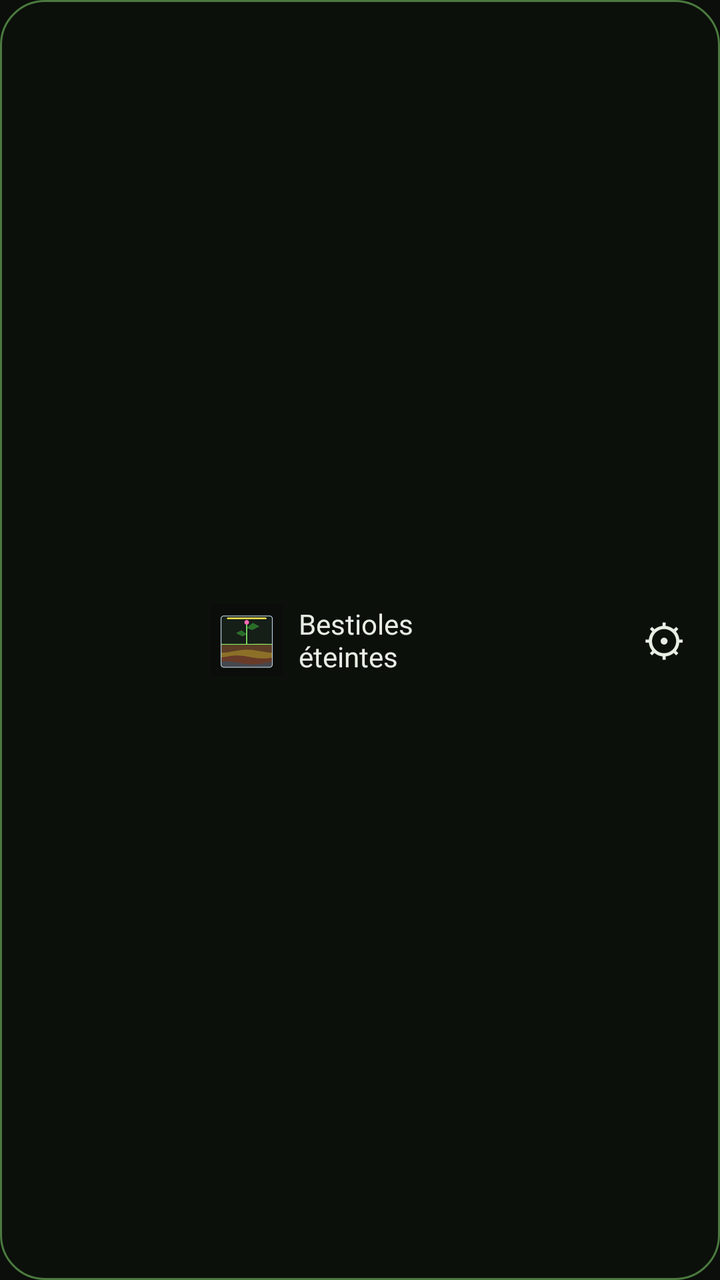
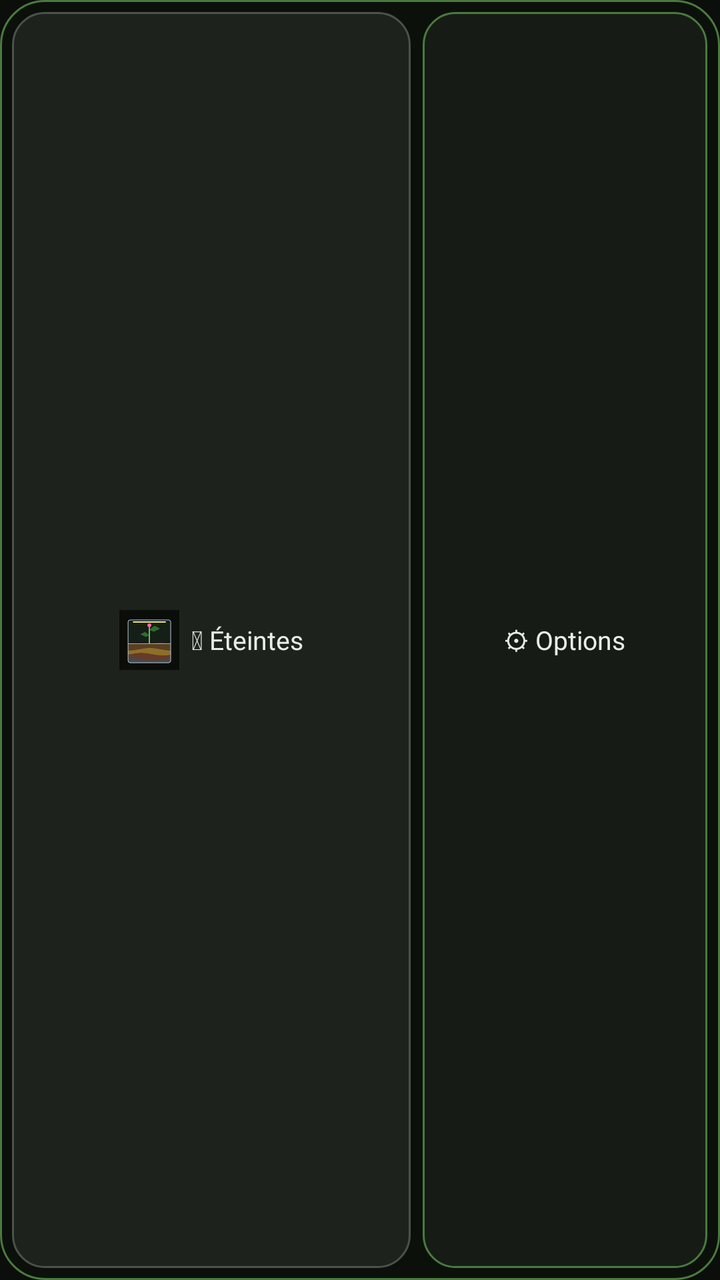

An Android layout rendered at two revisions. The XML below is the earlier revision; the diff shows what the commit changed to produce the second picture.
<!-- AndroidManifest.xml: application theme Theme.Bestioles -->
<!-- res/layout/widget.xml -->
<?xml version="1.0" encoding="utf-8"?>
<LinearLayout xmlns:android="http://schemas.android.com/apk/res/android"
    android:layout_width="match_parent" android:layout_height="match_parent"
    android:orientation="horizontal" android:gravity="center_vertical"
    android:background="@drawable/fond_widget" android:padding="6dp">
<LinearLayout
    android:id="@+id/widget_bouton"
    android:layout_width="0dp" android:layout_weight="1" android:layout_height="match_parent"
    android:orientation="horizontal" android:gravity="center">
    <ImageView android:id="@+id/widget_icone" android:layout_width="36dp" android:layout_height="36dp"
        android:src="@mipmap/ic_launcher" android:contentDescription="@string/app_name" />
    <TextView android:id="@+id/widget_texte"
        android:layout_width="wrap_content" android:layout_height="wrap_content"
        android:layout_marginStart="8dp" android:textColor="#FFE8EEE4" android:textSize="14sp"
        android:text="Bestioles\néteintes" />
</LinearLayout>
    
    <TextView android:id="@+id/widget_options"
        android:layout_width="44dp" android:layout_height="44dp" android:layout_marginStart="4dp"
        android:gravity="center" android:text="⚙" android:textSize="22sp" android:textColor="#FFE8EEE4"
        android:contentDescription="Options des bestioles" />
</LinearLayout>
<!-- resources referenced by this layout -->
<resources>
  <!-- drawable fond_widget (drawable) -->
  <?xml version="1.0" encoding="utf-8"?>
  <shape xmlns:android="http://schemas.android.com/apk/res/android" android:shape="rectangle">
      <solid android:color="#E60D110C" />
      <stroke android:width="1dp" android:color="#FF4A7A3E" />
      <corners android:radius="22dp" />
  </shape>
  <!-- mipmap ic_launcher: png bitmap (mipmap, 6857 bytes) -->
  <string name="app_name">Bestioles</string>
  <style name="Theme.Bestioles" parent="@android:style/Theme.Material.NoActionBar">
          <item name="android:colorAccent">#FFE94D</item>
          <item name="android:windowBackground">@color/fond</item>
          <item name="android:statusBarColor">@color/fond</item>
      </style>
  <color name="fond">#FF0B0E0A</color>
</resources>

<!-- the commit's change to res/layout/widget.xml (unified diff, before → after) -->
@@ -3,20 +3,26 @@
     android:layout_width="match_parent" android:layout_height="match_parent"
     android:orientation="horizontal" android:gravity="center_vertical"
     android:background="@drawable/fond_widget" android:padding="6dp">
-<LinearLayout
-    android:id="@+id/widget_bouton"
-    android:layout_width="0dp" android:layout_weight="1" android:layout_height="match_parent"
-    android:orientation="horizontal" android:gravity="center">
-    <ImageView android:id="@+id/widget_icone" android:layout_width="36dp" android:layout_height="36dp"
-        android:src="@mipmap/ic_launcher" android:contentDescription="@string/app_name" />
-    <TextView android:id="@+id/widget_texte"
-        android:layout_width="wrap_content" android:layout_height="wrap_content"
-        android:layout_marginStart="8dp" android:textColor="#FFE8EEE4" android:textSize="14sp"
-        android:text="Bestioles\néteintes" />
+    <LinearLayout
+        android:id="@+id/widget_bouton"
+        android:layout_width="0dp" android:layout_weight="1.4" android:layout_height="match_parent"
+        android:orientation="horizontal" android:gravity="center"
+        android:background="@drawable/bouton_off" android:paddingStart="6dp" android:paddingEnd="6dp">
+        <ImageView android:id="@+id/widget_icone" android:layout_width="30dp" android:layout_height="30dp"
+            android:src="@mipmap/ic_launcher" android:contentDescription="@string/app_name" />
+        <TextView android:id="@+id/widget_texte"
+            android:layout_width="wrap_content" android:layout_height="wrap_content"
+            android:layout_marginStart="6dp" android:textColor="#FFE8EEE4" android:textSize="13sp"
+            android:text="⏻ Éteintes" />
+    </LinearLayout>
+    <LinearLayout
+        android:id="@+id/widget_options"
+        android:layout_width="0dp" android:layout_weight="1" android:layout_height="match_parent"
+        android:layout_marginStart="6dp"
+        android:orientation="horizontal" android:gravity="center"
+        android:background="@drawable/bouton_options">
+        <TextView android:layout_width="wrap_content" android:layout_height="wrap_content"
+            android:textColor="#FFE8EEE4" android:textSize="13sp" android:text="⚙ Options"
+            android:contentDescription="Options des bestioles" />
+    </LinearLayout>
 </LinearLayout>
-    
-    <TextView android:id="@+id/widget_options"
-        android:layout_width="44dp" android:layout_height="44dp" android:layout_marginStart="4dp"
-        android:gravity="center" android:text="⚙" android:textSize="22sp" android:textColor="#FFE8EEE4"
-        android:contentDescription="Options des bestioles" />
-</LinearLayout>
<!-- resource entries referenced after the edit -->
@@ -1,5 +1,19 @@
 <!-- resources referenced by this layout -->
 <resources>
+  <!-- drawable bouton_off (drawable) -->
+  <?xml version="1.0" encoding="utf-8"?>
+  <shape xmlns:android="http://schemas.android.com/apk/res/android" android:shape="rectangle">
+      <solid android:color="#FF1E221D" />
+      <stroke android:width="1dp" android:color="#FF4A524A" />
+      <corners android:radius="16dp" />
+  </shape>
+  <!-- drawable bouton_options (drawable) -->
+  <?xml version="1.0" encoding="utf-8"?>
+  <shape xmlns:android="http://schemas.android.com/apk/res/android" android:shape="rectangle">
+      <solid android:color="#FF161C15" />
+      <stroke android:width="1dp" android:color="#FF4A7A3E" />
+      <corners android:radius="16dp" />
+  </shape>
   <!-- drawable fond_widget (drawable) -->
   <?xml version="1.0" encoding="utf-8"?>
   <shape xmlns:android="http://schemas.android.com/apk/res/android" android:shape="rectangle">
